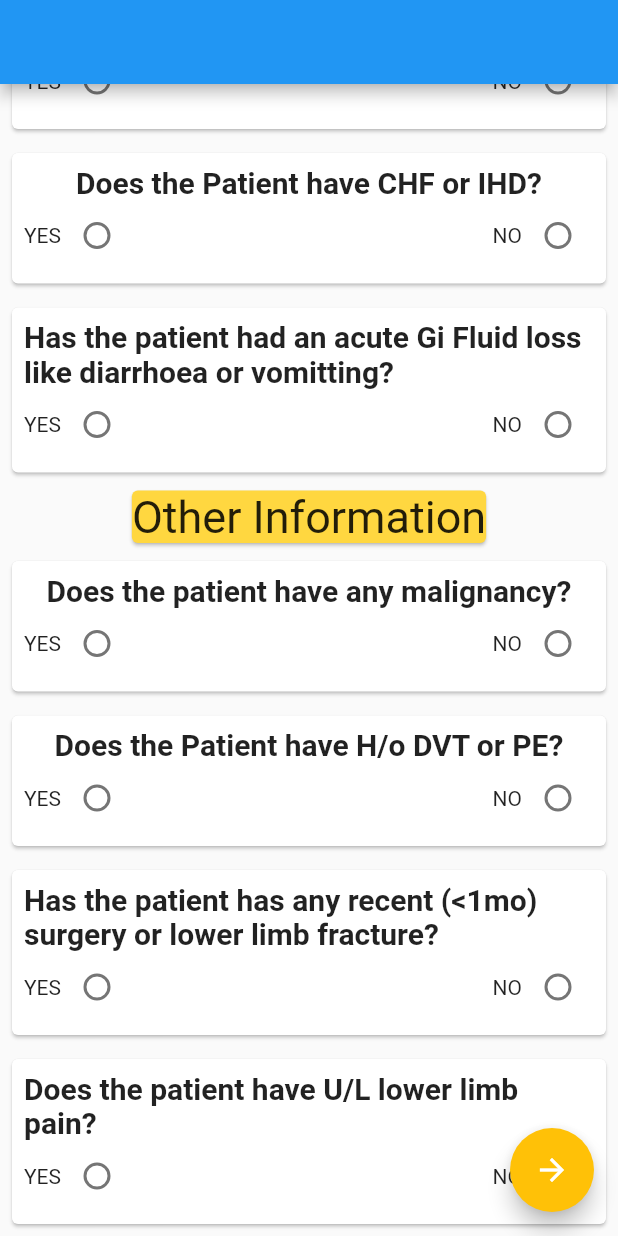
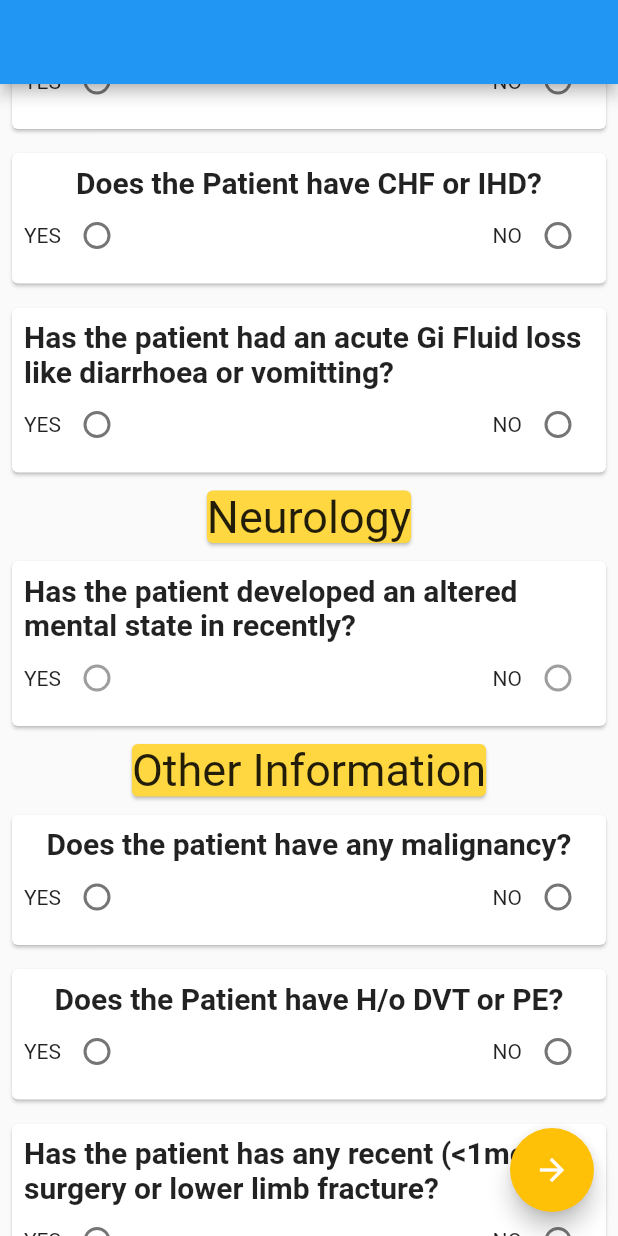
Before and after one commit to drshariqalikhan/boost, a Flutter app: the screen it shows after launch, scrolled down 2880 dp, on a phone screen of 412 x 824 dp. Run offline on Flutter 3.47's test engine with Material 2 defaults, Android fonts, the phone set to English and light mode, and no system bars; drawn by our look-alikes of auto_size_text.

Commit message:
neuro risk ongoing

```diff
--- a/boost/lib/main.dart
+++ b/boost/lib/main.dart
@@ -356,6 +356,15 @@ class Home extends StatelessWidget {
                       handleQ: (val)=>datamodel.sethasAcuteGiFluidLoss(val),
                       QuestionFontsize: 20.0,
                       qValue: datamodel.pat.gethasAcuteGiFluidLoss(),
+                      ),
+                       Header(
+                        headerText: 'Neurology',
+                      ),
+                       QuestionCard(
+                        Question: "Has the patient developed an altered mental state in recently?",
+                        handleQ: null,//(val)=>datamodel.sethasMalig(val),
+                        QuestionFontsize: 20.0,
+                        qValue: null//datamodel.pat.gethasMalig(),
                       ),
 
                       Header(
```
